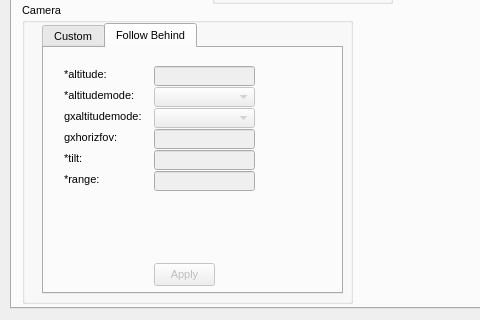
Above: QGISPlugin/MilkMachine/ui_milkmachine.ui from SeanKMcGinnis/250MilesCrossingPhila before the change; both pictures show x 0 to 480 and y 152 to 472 of the 599 by 472 pixel window. Below: the same form after it.
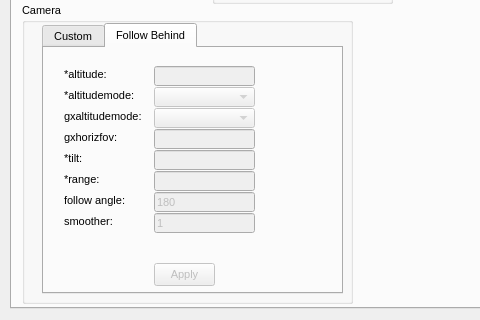
That is the form after the change. The open tabs and pages were chosen to show the change. Icons and pictures are not drawn.

```diff
--- a/QGISPlugin/MilkMachine/ui_milkmachine.ui
+++ b/QGISPlugin/MilkMachine/ui_milkmachine.ui
@@ -1828,6 +1828,70 @@
           <normaloff>:/plugins/milkmachine/triangle.png</normaloff>:/plugins/milkmachine/triangle.png</iconset>
         </property>
        </widget>
+       <widget class="QLabel" name="label_40">
+        <property name="geometry">
+         <rect>
+          <x>20</x>
+          <y>165</y>
+          <width>61</width>
+          <height>16</height>
+         </rect>
+        </property>
+        <property name="text">
+         <string>smoother:</string>
+        </property>
+       </widget>
+       <widget class="QLineEdit" name="lineEdit__visualization_follow_smoother">
+        <property name="enabled">
+         <bool>false</bool>
+        </property>
+        <property name="geometry">
+         <rect>
+          <x>110</x>
+          <y>165</y>
+          <width>101</width>
+          <height>20</height>
+         </rect>
+        </property>
+        <property name="toolTip">
+         <string>&lt;html&gt;&lt;head/&gt;&lt;body&gt;&lt;p&gt;Number of models to look forward in order to calculate the mean angle. Each angle in the calculation is the compass angle between the current model (n) and all of the models between n and the smoother parameter. The effect is a smoothed camera heading. The larger the smoother, the more smooth the heading will be. &lt;/p&gt;&lt;/body&gt;&lt;/html&gt;</string>
+        </property>
+        <property name="text">
+         <string>1</string>
+        </property>
+       </widget>
+       <widget class="QLabel" name="label_41">
+        <property name="geometry">
+         <rect>
+          <x>20</x>
+          <y>144</y>
+          <width>71</width>
+          <height>16</height>
+         </rect>
+        </property>
+        <property name="text">
+         <string>follow angle:</string>
+        </property>
+       </widget>
+       <widget class="QLineEdit" name="lineEdit__visualization_follow_follow_angle">
+        <property name="enabled">
+         <bool>false</bool>
+        </property>
+        <property name="geometry">
+         <rect>
+          <x>110</x>
+          <y>144</y>
+          <width>101</width>
+          <height>20</height>
+         </rect>
+        </property>
+        <property name="toolTip">
+         <string>&lt;html&gt;&lt;head/&gt;&lt;body&gt;&lt;p&gt;The compass angle of the &amp;lt;Camera&amp;gt; relative to the point (0-360 degrees).&lt;/p&gt;&lt;p&gt;If the follow angle is 0, then the camera will be in front of the model. &lt;/p&gt;&lt;p&gt;If the follow angle is 90, then the camera will be starboard of the model.&lt;/p&gt;&lt;p&gt;If the follow angle is 180, then the camera will be behind (following) the model.&lt;/p&gt;&lt;p&gt;If the follow angle is 270, then the camera will be port of the model. &lt;/p&gt;&lt;p&gt;&lt;img src=&quot;:/plugins/milkmachine/followangle.png&quot;/&gt;&lt;/p&gt;&lt;/body&gt;&lt;/html&gt;</string>
+        </property>
+        <property name="text">
+         <string>180</string>
+        </property>
+       </widget>
       </widget>
      </widget>
     </widget>
```
Left out of the diff: 11 changed lines with no effect on the pictures.
